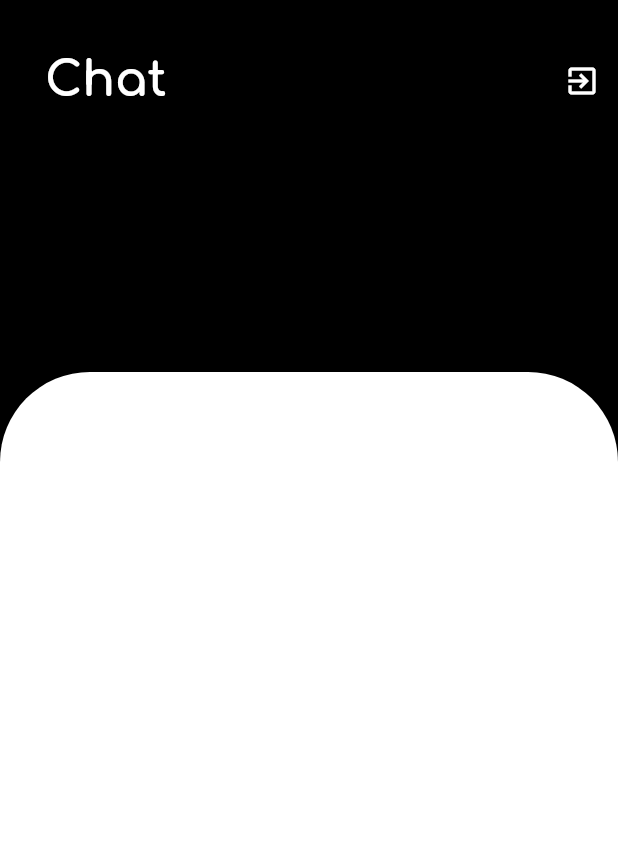
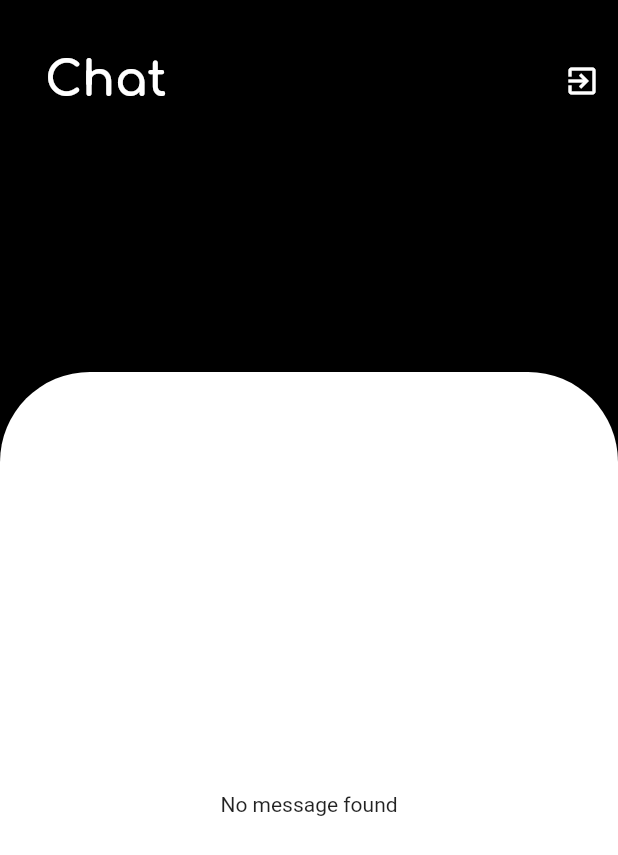
Before and after one commit to 1amSumit/convocraft-flutter, a Flutter app: the screen it shows once a user with an empty profile is signed in, on a phone screen of 412 x 824 dp. Shown: the top 855 px of the screen. Run offline on Flutter 3.47's test engine with Material 2 defaults, Android fonts, the phone set to English and light mode, and no system bars; our stand-ins replace cloud_firestore, firebase_auth, firebase_core, firebase_storage, flutter_riverpod, flutter_spinkit and 2 more; missing offline and left inert: flutter_phone_direct_caller; accounts and stored records are empty.

```diff
--- a/lib/screens/All_user_screen.dart
+++ b/lib/screens/All_user_screen.dart
@@ -14,24 +14,26 @@ class AllUserScreen extends StatefulWidget {
 }
 
 class _AllUserScreenState extends State<AllUserScreen> {
-  List usersData = [];
-  void fetchData() async {
-    final usersDatas =
-        await FirebaseFirestore.instance.collection("users").get();
+  String currentUser = "";
 
-    final data = usersDatas.docs.map((documnet) {
-      return documnet.data();
-    }).toList();
+  void getCurrentUserName() async {
+    final user = FirebaseAuth.instance.currentUser!;
+    final userData = await FirebaseFirestore.instance
+        .collection("users")
+        .doc(user.uid)
+        .get();
+
+    final userName = userData.data()!['username'];
 
     setState(() {
-      usersData = data;
+      currentUser = userName;
     });
   }
 
   @override
   void initState() {
     super.initState();
-    fetchData();
+    getCurrentUserName();
   }
 
   @override
@@ -73,16 +75,43 @@ class _AllUserScreenState extends State<AllUserScreen> {
               padding: const EdgeInsets.only(left: 30, bottom: 30),
               child: Container(
                 height: 100,
-                child: ListView.separated(
+                child: StreamBuilder(
+                  stream: FirebaseFirestore.instance
+                      .collection("users")
+                      .orderBy("createdAt", descending: false)
+                      .snapshots(),
+                  builder: (ctx, snapshot) {
+                    if (snapshot.connectionState == ConnectionState.waiting) {
+                      return const Center(
+                        child: CircularProgressIndicator(),
+                      );
+                    }
+                    if (!snapshot.hasData || snapshot.data!.docs.isEmpty) {
+                      return const Center(
+                        child: Text("No message found"),
+                      );
+                    }
+
+                    if (snapshot.hasError) {
+                      return const Center(
+                        child: Text("Something went wrong!.."),
+                      );
+                    }
+                    final usersData = snapshot.data!.docs;
+                    return ListView.separated(
                       separatorBuilder: (context, index) => const SizedBox(
                         width: 12,
                       ),
                       scrollDirection: Axis.horizontal,
                       itemCount: usersData.length,
                       itemBuilder: (context, index) {
-                    return StatusWidget(
+                        return currentUser != usersData[index]['username']
+                            ? StatusWidget(
                                 name: usersData[index]['username'],
-                        imagePath: usersData[index]['image_url']);
+                                imagePath: usersData[index]['image_url'])
+                            : null;
+                      },
+                    );
                   },
                 ),
               ),
@@ -98,9 +127,59 @@ class _AllUserScreenState extends State<AllUserScreen> {
                 ),
                 child: Padding(
                   padding: const EdgeInsets.all(30),
-                  child: ListView.builder(
+                  child: StreamBuilder(
+                    stream: FirebaseFirestore.instance
+                        .collection("users")
+                        .orderBy("createdAt", descending: true)
+                        .snapshots(),
+                    builder: (ctx, snapshot) {
+                      if (snapshot.connectionState == ConnectionState.waiting) {
+                        return const Center(
+                          child: CircularProgressIndicator(),
+                        );
+                      }
+                      if (!snapshot.hasData || snapshot.data!.docs.isEmpty) {
+                        return const Center(
+                          child: Text("No message found"),
+                        );
+                      }
+
+                      if (snapshot.hasError) {
+                        return const Center(
+                          child: Text("Something went wrong!.."),
+                        );
+                      }
+                      final usersData = snapshot.data!.docs;
+                      return ListView.builder(
                         itemCount: usersData.length,
                         itemBuilder: (context, index) {
+                          return currentUser != usersData[index]['username']
+                              ? UserWidget(usersData: usersData[index])
+                              : null;
+                        },
+                      );
+                    },
+                  ),
+                ),
+              ),
+            ),
+          ],
+        ),
+      ),
+    );
+  }
+}
+
+class UserWidget extends StatelessWidget {
+  const UserWidget({
+    super.key,
+    required this.usersData,
+  });
+
+  final usersData;
+
+  @override
+  Widget build(BuildContext context) {
     return Container(
       decoration: const BoxDecoration(
         border: Border(
@@ -114,30 +193,20 @@ class _AllUserScreenState extends State<AllUserScreen> {
             MaterialPageRoute(
               builder: (ctx) {
                 return ChatScreen(
-                                    reciever: usersData[index]['username'],
+                  reciever: usersData['username'],
                 );
               },
             ),
           );
         },
         title: Text(
-                            usersData[index]['username'],
+          usersData['username'],
           style: GoogleFonts.comfortaa().copyWith(
             fontWeight: FontWeight.bold,
           ),
         ),
         subtitle: const Text("subtite text"),
-                          leading: ProfilePicWidget(
-                              imagePath: usersData[index]['image_url']),
-                        ),
-                      );
-                    },
-                  ),
-                ),
-              ),
-            ),
-          ],
-        ),
+        leading: ProfilePicWidget(imagePath: usersData['image_url']),
       ),
     );
   }
--- a/lib/screens/sign_up.dart
+++ b/lib/screens/sign_up.dart
@@ -66,7 +66,8 @@ class _SignUpScreenState extends State<SignUpScreen> {
               .set({
             'username': enteredname,
             'email': enteredEmail,
-            'image_url': imageUrl
+            'image_url': imageUrl,
+            "createdAt": Timestamp.now()
           });
         }
         setState(() {
```
Lines whose indentation alone changed are shown as unchanged.
